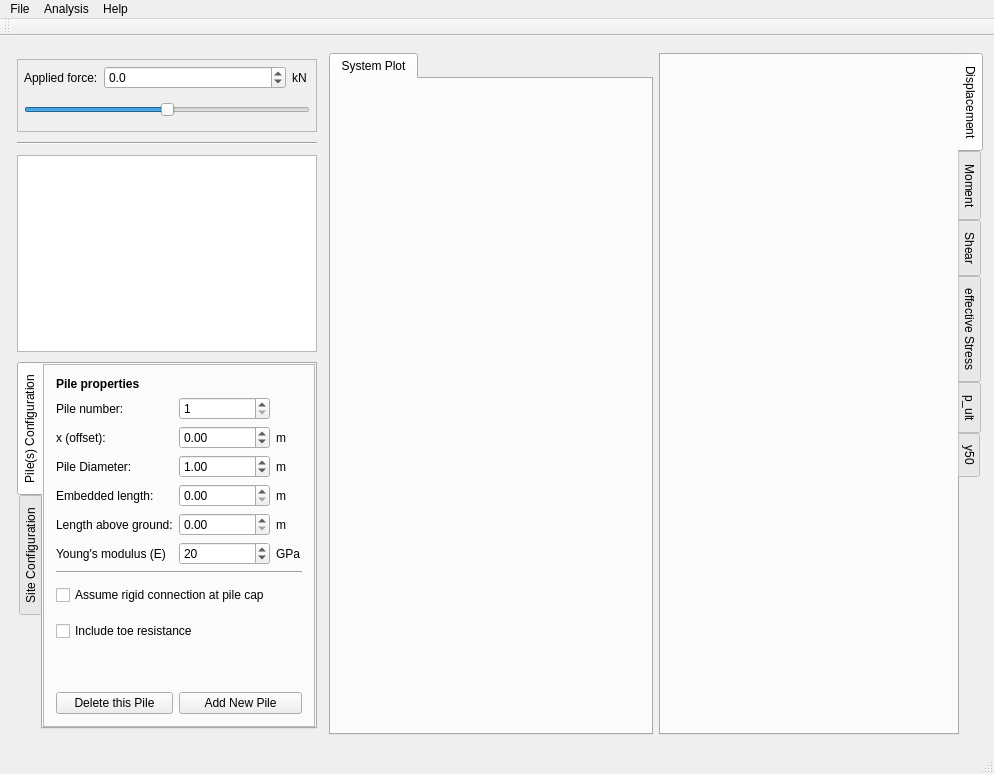
Above: mainwindow.ui from NHERI-SimCenter/PileGroupTool before the change. Below: the same form after it.
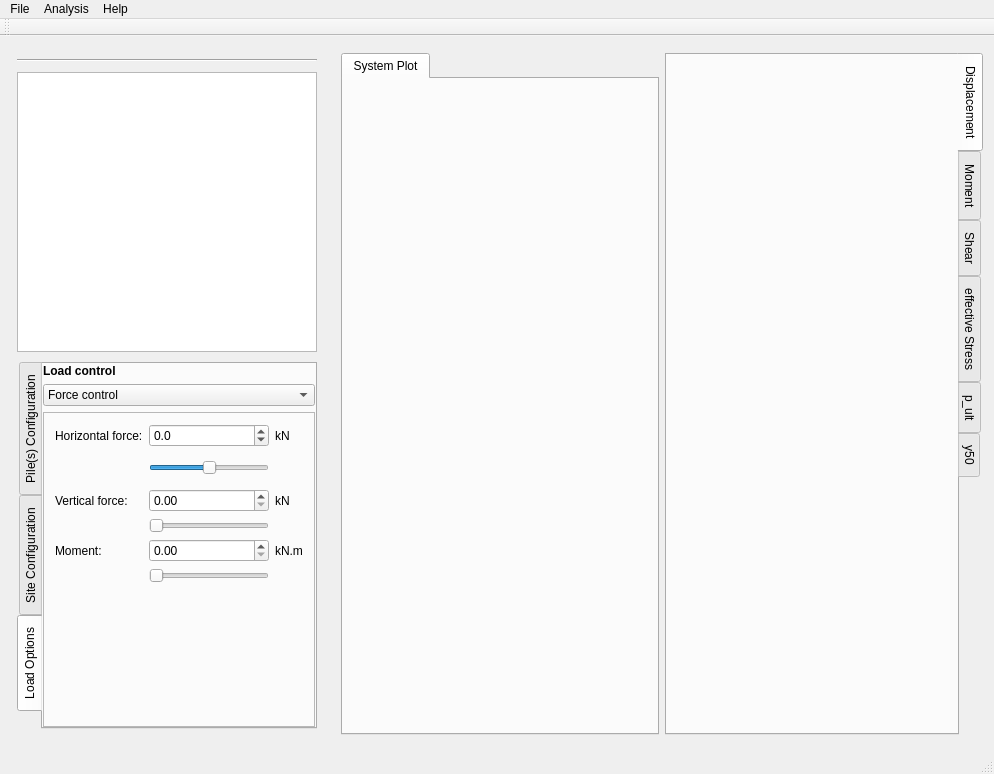
That is the form after the change. Custom widgets are drawn as their Qt base class.

Commit message: proposition for advanced load control tab

What changed in the file:
```diff
--- a/mainwindow.ui
+++ b/mainwindow.ui
@@ -11,7 +11,7 @@
    </rect>
   </property>
   <property name="sizePolicy">
-   <sizepolicy hsizetype="MinimumExpanding" vsizetype="Preferred">
+   <sizepolicy hsizetype="MinimumExpanding" vsizetype="Expanding">
     <horstretch>0</horstretch>
     <verstretch>0</verstretch>
    </sizepolicy>
@@ -64,107 +64,6 @@
       <property name="bottomMargin">
        <number>6</number>
       </property>
-      <item>
-       <widget class="QFrame" name="forceFrame">
-        <property name="minimumSize">
-         <size>
-          <width>0</width>
-          <height>30</height>
-         </size>
-        </property>
-        <property name="frameShape">
-         <enum>QFrame::StyledPanel</enum>
-        </property>
-        <property name="frameShadow">
-         <enum>QFrame::Raised</enum>
-        </property>
-        <layout class="QVBoxLayout" name="verticalLayout_4">
-         <property name="leftMargin">
-          <number>6</number>
-         </property>
-         <property name="topMargin">
-          <number>6</number>
-         </property>
-         <property name="rightMargin">
-          <number>6</number>
-         </property>
-         <property name="bottomMargin">
-          <number>6</number>
-         </property>
-         <item>
-          <layout class="QHBoxLayout" name="horizontalLayout">
-           <item>
-            <widget class="QLabel" name="forceLabel">
-             <property name="text">
-              <string>Applied force:</string>
-             </property>
-            </widget>
-           </item>
-           <item>
-            <widget class="QDoubleSpinBox" name="appliedForce">
-             <property name="sizePolicy">
-              <sizepolicy hsizetype="Minimum" vsizetype="Fixed">
-               <horstretch>2</horstretch>
-               <verstretch>0</verstretch>
-              </sizepolicy>
-             </property>
-             <property name="decimals">
-              <number>1</number>
-             </property>
-             <property name="minimum">
-              <double>-10000.000000000000000</double>
-             </property>
-             <property name="maximum">
-              <double>10000.000000000000000</double>
-             </property>
-             <property name="singleStep">
-              <double>100.000000000000000</double>
-             </property>
-             <property name="value">
-              <double>0.000000000000000</double>
-             </property>
-            </widget>
-           </item>
-           <item>
-            <widget class="QLabel" name="label_8">
-             <property name="text">
-              <string>kN </string>
-             </property>
-            </widget>
-           </item>
-          </layout>
-         </item>
-         <item>
-          <widget class="QSlider" name="displacementSlider">
-           <property name="sizePolicy">
-            <sizepolicy hsizetype="Expanding" vsizetype="Preferred">
-             <horstretch>0</horstretch>
-             <verstretch>0</verstretch>
-            </sizepolicy>
-           </property>
-           <property name="minimumSize">
-            <size>
-             <width>0</width>
-             <height>30</height>
-            </size>
-           </property>
-           <property name="minimum">
-            <number>-100</number>
-           </property>
-           <property name="maximum">
-            <number>100</number>
-           </property>
-           <property name="orientation">
-            <enum>Qt::Horizontal</enum>
-           </property>
-           <property name="tickPosition">
-            <enum>QSlider::NoTicks</enum>
-           </property>
-          </widget>
-         </item>
-        </layout>
-       </widget>
-      </item>
       <item>
        <widget class="Line" name="line_3">
         <property name="orientation">
@@ -208,7 +107,7 @@
          <enum>QTabWidget::West</enum>
         </property>
         <property name="currentIndex">
-         <number>0</number>
+         <number>2</number>
         </property>
         <property name="usesScrollButtons">
          <bool>false</bool>
@@ -232,6 +131,12 @@
           </property>
           <item row="1" column="0">
            <widget class="QFrame" name="pileProperties">
+            <property name="sizePolicy">
+             <sizepolicy hsizetype="Preferred" vsizetype="Preferred">
+              <horstretch>0</horstretch>
+              <verstretch>2</verstretch>
+             </sizepolicy>
+            </property>
             <property name="frameShape">
              <enum>QFrame::StyledPanel</enum>
             </property>
@@ -775,6 +680,486 @@
           </item>
          </layout>
         </widget>
+        <widget class="QWidget" name="loadPropertyWidget">
+         <attribute name="title">
+          <string>Load Options</string>
+         </attribute>
+         <layout class="QVBoxLayout" name="verticalLayout_5">
+          <property name="leftMargin">
+           <number>0</number>
+          </property>
+          <property name="topMargin">
+           <number>0</number>
+          </property>
+          <property name="rightMargin">
+           <number>0</number>
+          </property>
+          <property name="bottomMargin">
+           <number>0</number>
+          </property>
+          <item>
+           <widget class="QLabel" name="label_20">
+            <property name="font">
+             <font>
+              <weight>75</weight>
+              <bold>true</bold>
+             </font>
+            </property>
+            <property name="text">
+             <string>Load control</string>
+            </property>
+           </widget>
+          </item>
+          <item>
+           <widget class="QComboBox" name="forceTypeSelector">
+            <item>
+             <property name="text">
+              <string>Force control</string>
+             </property>
+            </item>
+            <item>
+             <property name="text">
+              <string>Push-over analysis</string>
+             </property>
+            </item>
+            <item>
+             <property name="text">
+              <string>Soil motion profile</string>
+             </property>
+            </item>
+           </widget>
+          </item>
+          <item>
+           <widget class="QStackedWidget" name="loadTypesStack">
+            <property name="currentIndex">
+             <number>0</number>
+            </property>
+            <widget class="QWidget" name="page_forceControl">
+             <layout class="QGridLayout" name="gridLayout_16">
+              <property name="leftMargin">
+               <number>0</number>
+              </property>
+              <property name="topMargin">
+               <number>0</number>
+              </property>
+              <property name="rightMargin">
+               <number>0</number>
+              </property>
+              <property name="bottomMargin">
+               <number>0</number>
+              </property>
+              <item row="0" column="0">
+               <widget class="QFrame" name="loadProperties">
+                <property name="minimumSize">
+                 <size>
+                  <width>0</width>
+                  <height>0</height>
+                 </size>
+                </property>
+                <property name="frameShape">
+                 <enum>QFrame::StyledPanel</enum>
+                </property>
+                <property name="frameShadow">
+                 <enum>QFrame::Raised</enum>
+                </property>
+                <layout class="QGridLayout" name="gridLayout_14">
+                 <item row="4" column="0">
+                  <widget class="QLabel" name="forcelabelVert">
+                   <property name="text">
+                    <string>Vertical force:</string>
+                   </property>
+                  </widget>
+                 </item>
+                 <item row="8" column="1">
+                  <spacer name="verticalSpacer_2">
+                   <property name="orientation">
+                    <enum>Qt::Vertical</enum>
+                   </property>
+                   <property name="sizeHint" stdset="0">
+                    <size>
+                     <width>20</width>
+                     <height>40</height>
+                    </size>
+                   </property>
+                  </spacer>
+                 </item>
+                 <item row="4" column="2">
+                  <widget class="QLabel" name="label_21">
+                   <property name="text">
+                    <string>kN</string>
+                   </property>
+                  </widget>
+                 </item>
+                 <item row="3" column="1">
+                  <widget class="QSlider" name="horizontalForceSlider">
+                   <property name="sizePolicy">
+                    <sizepolicy hsizetype="Expanding" vsizetype="Preferred">
+                     <horstretch>0</horstretch>
+                     <verstretch>0</verstretch>
+                    </sizepolicy>
+                   </property>
+                   <property name="minimumSize">
+                    <size>
+                     <width>0</width>
+                     <height>30</height>
+                    </size>
+                   </property>
+                   <property name="minimum">
+                    <number>-100</number>
+                   </property>
+                   <property name="maximum">
+                    <number>100</number>
+                   </property>
+                   <property name="orientation">
+                    <enum>Qt::Horizontal</enum>
+                   </property>
+                   <property name="tickPosition">
+                    <enum>QSlider::NoTicks</enum>
+                   </property>
+                  </widget>
+                 </item>
+                 <item row="2" column="2">
+                  <widget class="QLabel" name="label_8">
+                   <property name="text">
+                    <string>kN </string>
+                   </property>
+                  </widget>
+                 </item>
+                 <item row="5" column="1">
+                  <widget class="QSlider" name="verticalForceSlider">
+                   <property name="orientation">
+                    <enum>Qt::Horizontal</enum>
+                   </property>
+                  </widget>
+                 </item>
+                 <item row="2" column="0">
+                  <widget class="QLabel" name="forceLabelHoriz">
+                   <property name="text">
+                    <string>Horizontal force:</string>
+                   </property>
+                  </widget>
+                 </item>
+                 <item row="4" column="1">
+                  <widget class="QDoubleSpinBox" name="appliedVerticalForce">
+                   <property name="sizePolicy">
+                    <sizepolicy hsizetype="Expanding" vsizetype="Preferred">
+                     <horstretch>0</horstretch>
+                     <verstretch>0</verstretch>
+                    </sizepolicy>
+                   </property>
+                  </widget>
+                 </item>
+                 <item row="6" column="2">
+                  <widget class="QLabel" name="label_23">
+                   <property name="text">
+                    <string>kN.m</string>
+                   </property>
+                  </widget>
+                 </item>
+                 <item row="6" column="1">
+                  <widget class="QDoubleSpinBox" name="appliedMoment">
+                   <property name="sizePolicy">
+                    <sizepolicy hsizetype="Expanding" vsizetype="Preferred">
+                     <horstretch>0</horstretch>
+                     <verstretch>0</verstretch>
+                    </sizepolicy>
+                   </property>
+                  </widget>
+                 </item>
+                 <item row="6" column="0">
+                  <widget class="QLabel" name="forceLabelMoment">
+                   <property name="text">
+                    <string>Moment:</string>
+                   </property>
+                  </widget>
+                 </item>
+                 <item row="2" column="1">
+                  <widget class="QDoubleSpinBox" name="appliedHorizontalForce">
+                   <property name="sizePolicy">
+                    <sizepolicy hsizetype="Expanding" vsizetype="Preferred">
+                     <horstretch>2</horstretch>
+                     <verstretch>0</verstretch>
+                    </sizepolicy>
+                   </property>
+                   <property name="decimals">
+                    <number>1</number>
+                   </property>
+                   <property name="minimum">
+                    <double>-10000.000000000000000</double>
+                   </property>
+                   <property name="maximum">
+                    <double>10000.000000000000000</double>
+                   </property>
+                   <property name="singleStep">
+                    <double>100.000000000000000</double>
+                   </property>
+                   <property name="value">
+                    <double>0.000000000000000</double>
+                   </property>
+                  </widget>
+                 </item>
+                 <item row="7" column="1">
+                  <widget class="QSlider" name="momentSlider">
+                   <property name="orientation">
+                    <enum>Qt::Horizontal</enum>
+                   </property>
+                  </widget>
+                 </item>
+                </layout>
+               </widget>
+              </item>
+             </layout>
+            </widget>
+            <widget class="QWidget" name="page_pushOver">
+             <layout class="QGridLayout" name="gridLayout_17">
+              <property name="leftMargin">
+               <number>0</number>
+              </property>
+              <property name="topMargin">
+               <number>0</number>
+              </property>
+              <property name="rightMargin">
+               <number>0</number>
+              </property>
+              <property name="bottomMargin">
+               <number>0</number>
+              </property>
+              <item row="0" column="0">
+               <widget class="QFrame" name="pushOverFrame">
+                <property name="frameShape">
+                 <enum>QFrame::StyledPanel</enum>
+                </property>
+                <property name="frameShadow">
+                 <enum>QFrame::Raised</enum>
+                </property>
+                <layout class="QGridLayout" name="gridLayout_18">
+                 <item row="7" column="2">
+                  <spacer name="verticalSpacer_3">
+                   <property name="orientation">
+                    <enum>Qt::Vertical</enum>
+                   </property>
+                   <property name="sizeHint" stdset="0">
+                    <size>
+                     <width>20</width>
+                     <height>40</height>
+                    </size>
+                   </property>
+                  </spacer>
+                 </item>
+                 <item row="4" column="0">
+                  <widget class="QLabel" name="label_pullout">
+                   <property name="text">
+                    <string>Pull-out
+displacement</string>
+                   </property>
+                  </widget>
+                 </item>
+                 <item row="1" column="3">
+                  <widget class="QLabel" name="label_unitPushover">
+                   <property name="text">
+                    <string>m</string>
+                   </property>
+                  </widget>
+                 </item>
+                 <item row="1" column="2">
+                  <widget class="QDoubleSpinBox" name="pushoverDisplacement"/>
+                 </item>
+                 <item row="4" column="2">
+                  <widget class="QDoubleSpinBox" name="pulloutDisplacement">
+                   <property name="sizePolicy">
+                    <sizepolicy hsizetype="Expanding" vsizetype="Fixed">
+                     <horstretch>0</horstretch>
+                     <verstretch>2</verstretch>
+                    </sizepolicy>
+                   </property>
+                  </widget>
+                 </item>
+                 <item row="1" column="0">
+                  <widget class="QLabel" name="label_pushover">
+                   <property name="text">
+                    <string>Push-over
+displacement</string>
+                   </property>
+                  </widget>
+                 </item>
+                 <item row="2" column="2" colspan="2">
+                  <widget class="QSlider" name="pushoverDisplacementSlider">
+                   <property name="orientation">
+                    <enum>Qt::Horizontal</enum>
+                   </property>
+                  </widget>
+                 </item>
+                 <item row="4" column="3">
+                  <widget class="QLabel" name="label_unitPullout">
+                   <property name="text">
+                    <string>m</string>
+                   </property>
+                  </widget>
+                 </item>
+                 <item row="5" column="2" colspan="2">
+                  <widget class="QSlider" name="pulloutDisplacementSlider">
+                   <property name="orientation">
+                    <enum>Qt::Horizontal</enum>
+                   </property>
+                  </widget>
+                 </item>
+                </layout>
+               </widget>
+              </item>
+             </layout>
+            </widget>
+            <widget class="QWidget" name="page_displacementProfile">
+             <layout class="QGridLayout" name="gridLayout_19">
+              <property name="leftMargin">
+               <number>0</number>
+              </property>
+              <property name="topMargin">
+               <number>0</number>
+              </property>
+              <property name="rightMargin">
+               <number>0</number>
+              </property>
+              <property name="bottomMargin">
+               <number>0</number>
+              </property>
+              <item row="0" column="0">
+               <widget class="QFrame" name="frame">
+                <property name="frameShape">
+                 <enum>QFrame::StyledPanel</enum>
+                </property>
+                <property name="frameShadow">
+                 <enum>QFrame::Raised</enum>
+                </property>
+                <layout class="QGridLayout" name="gridLayout_20">
+                 <item row="6" column="0">
+                  <widget class="QLabel" name="label_BaseDisplacement">
+                   <property name="text">
+                    <string>Base
+displacement:</string>
+                   </property>
+                  </widget>
+                 </item>
+                 <item row="4" column="0">
+                  <widget class="QLabel" name="label_Interface23">
+                   <property name="text">
+                    <string>Interface
+Layers 2 &amp; 3:</string>
+                   </property>
+                  </widget>
+                 </item>
+                 <item row="0" column="0">
+                  <widget class="QLabel" name="label_SurfaceDisplacement">
+                   <property name="text">
+                    <string>Surface
+displacement:</string>
+                   </property>
+                  </widget>
+                 </item>
+                 <item row="4" column="1">
+                  <widget class="QSpinBox" name="Interface23"/>
+                 </item>
+                 <item row="2" column="0">
+                  <widget class="QLabel" name="label_Interface12">
+                   <property name="text">
+                    <string>Interface
+Layers 1 &amp; 2:</string>
+                   </property>
+                  </widget>
+                 </item>
+                 <item row="0" column="1">
+                  <widget class="QDoubleSpinBox" name="surfaceDisplacement">
+                   <property name="sizePolicy">
+                    <sizepolicy hsizetype="Expanding" vsizetype="Fixed">
+                     <horstretch>0</horstretch>
+                     <verstretch>0</verstretch>
+                    </sizepolicy>
+                   </property>
+                  </widget>
+                 </item>
+                 <item row="2" column="1">
+                  <widget class="QSpinBox" name="Interface12"/>
+                 </item>
+                 <item row="6" column="1">
+                  <widget class="QSpinBox" name="BaseDisplacement"/>
+                 </item>
+                 <item row="3" column="1" colspan="2">
+                  <widget class="QSlider" name="Interface12Slider">
+                   <property name="orientation">
+                    <enum>Qt::Horizontal</enum>
+                   </property>
+                  </widget>
+                 </item>
+                 <item row="2" column="2">
+                  <widget class="QLabel" name="label_unitInterface12">
+                   <property name="text">
+                    <string>%</string>
+                   </property>
+                  </widget>
+                 </item>
+                 <item row="0" column="2">
+                  <widget class="QLabel" name="label_unitSurfaceDisplacement">
+                   <property name="text">
+                    <string>m</string>
+                   </property>
+                  </widget>
+                 </item>
+                 <item row="1" column="1" colspan="2">
+                  <widget class="QSlider" name="surfaceDisplacementSlider">
+                   <property name="orientation">
+                    <enum>Qt::Horizontal</enum>
+                   </property>
+                  </widget>
+                 </item>
+                 <item row="4" column="2">
+                  <widget class="QLabel" name="label_unitInterface23">
+                   <property name="text">
+                    <string>%</string>
+                   </property>
+                  </widget>
+                 </item>
+                 <item row="5" column="1" colspan="2">
+                  <widget class="QSlider" name="Interface23Slider">
+                   <property name="orientation">
+                    <enum>Qt::Horizontal</enum>
+                   </property>
+                  </widget>
+                 </item>
+                 <item row="7" column="1" colspan="2">
+                  <widget class="QSlider" name="BaseDisplacementSlider">
+                   <property name="orientation">
+                    <enum>Qt::Horizontal</enum>
+                   </property>
+                  </widget>
+                 </item>
+                 <item row="6" column="2">
+                  <widget class="QLabel" name="label_unitBaseDisplacement">
+                   <property name="text">
+                    <string>%</string>
+                   </property>
+                  </widget>
+                 </item>
+                 <item row="8" column="1">
+                  <spacer name="verticalSpacer_4">
+                   <property name="orientation">
+                    <enum>Qt::Vertical</enum>
+                   </property>
+                   <property name="sizeHint" stdset="0">
+                    <size>
+                     <width>20</width>
+                     <height>40</height>
+                    </size>
+                   </property>
+                  </spacer>
+                 </item>
+                </layout>
+               </widget>
+              </item>
+             </layout>
+            </widget>
+           </widget>
+          </item>
+         </layout>
+        </widget>
        </widget>
       </item>
       <item>
@@ -782,49 +1167,7 @@
       </item>
      </layout>
     </item>
-    <item row="1" column="1">
-     <widget class="QTabWidget" name="tabWidget_system">
-      <property name="sizePolicy">
-       <sizepolicy hsizetype="Expanding" vsizetype="Expanding">
-        <horstretch>3</horstretch>
-        <verstretch>0</verstretch>
-       </sizepolicy>
-      </property>
-      <property name="minimumSize">
-       <size>
-        <width>0</width>
-        <height>0</height>
-       </size>
-      </property>
-      <property name="currentIndex">
-       <number>0</number>
-      </property>
-      <widget class="QWidget" name="tab">
-       <attribute name="title">
-        <string>System Plot</string>
-       </attribute>
-       <layout class="QGridLayout" name="gridLayout_2">
-        <item row="0" column="0">
-         <widget class="QCustomPlot" name="systemPlot" native="true">
-          <property name="sizePolicy">
-           <sizepolicy hsizetype="MinimumExpanding" vsizetype="Preferred">
-            <horstretch>3</horstretch>
-            <verstretch>0</verstretch>
-           </sizepolicy>
-          </property>
-          <property name="minimumSize">
-           <size>
-            <width>200</width>
-            <height>0</height>
-           </size>
-          </property>
-         </widget>
-        </item>
-       </layout>
-      </widget>
-     </widget>
-    </item>
-    <item row="1" column="2">
+    <item row="1" column="4">
      <widget class="QTabWidget" name="tabWidget">
       <property name="sizePolicy">
        <sizepolicy hsizetype="Expanding" vsizetype="Expanding">
@@ -852,9 +1195,9 @@
         <item row="0" column="0">
          <widget class="QCustomPlot" name="displPlot" native="true">
           <property name="sizePolicy">
-           <sizepolicy hsizetype="MinimumExpanding" vsizetype="Preferred">
+           <sizepolicy hsizetype="MinimumExpanding" vsizetype="Expanding">
             <horstretch>3</horstretch>
-            <verstretch>0</verstretch>
+            <verstretch>2</verstretch>
            </sizepolicy>
           </property>
           <property name="minimumSize">
@@ -919,6 +1262,48 @@
       </widget>
      </widget>
     </item>
+    <item row="1" column="3">
+     <widget class="QTabWidget" name="tabWidget_system">
+      <property name="sizePolicy">
+       <sizepolicy hsizetype="Expanding" vsizetype="Expanding">
+        <horstretch>3</horstretch>
+        <verstretch>0</verstretch>
+       </sizepolicy>
+      </property>
+      <property name="minimumSize">
+       <size>
+        <width>0</width>
+        <height>0</height>
+       </size>
+      </property>
+      <property name="currentIndex">
+       <number>0</number>
+      </property>
+      <widget class="QWidget" name="tab">
+       <attribute name="title">
+        <string>System Plot</string>
+       </attribute>
+       <layout class="QGridLayout" name="gridLayout_2">
+        <item row="0" column="0">
+         <widget class="QCustomPlot" name="systemPlot" native="true">
+          <property name="sizePolicy">
+           <sizepolicy hsizetype="MinimumExpanding" vsizetype="Preferred">
+            <horstretch>3</horstretch>
+            <verstretch>0</verstretch>
+           </sizepolicy>
+          </property>
+          <property name="minimumSize">
+           <size>
+            <width>200</width>
+            <height>0</height>
+           </size>
+          </property>
+         </widget>
+        </item>
+       </layout>
+      </widget>
+     </widget>
+    </item>
    </layout>
   </widget>
   <widget class="QMenuBar" name="menuBar">
```
Left out of the diff: 7 changed lines with no effect on the pictures. The commit also changes 2 other files.
